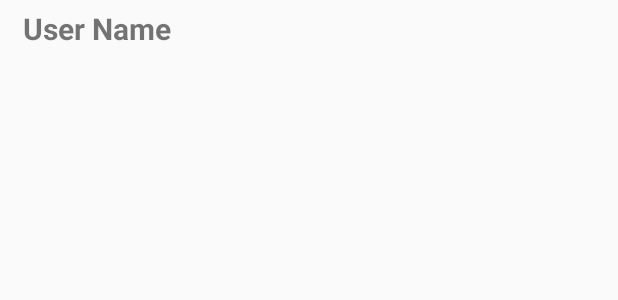
After one commit to UCSD-BetterU/BetterU, an Android app: the layout friend_item.xml on its own in the app's theme, with its tools: preview values and no code run, on a phone screen of 412 x 824 dp. The commit adds this screen. Shown: the top 300 px of the screen. Run offline under Robolectric (Android 15) with nearby library versions, the phone set to English and light mode, and no system bars.

Commit message:
Show friend list

```diff
--- a/app/src/main/java/com/betteru/ucsd/myapplication4/FBGraphAPICallback.java
+++ b/app/src/main/java/com/betteru/ucsd/myapplication4/FBGraphAPICallback.java
@@ -7,6 +7,8 @@ package com.betteru.ucsd.myapplication4;
 import com.facebook.FacebookRequestError;
 import com.facebook.GraphResponse;
 
+import org.json.JSONException;
+
 /**
  * Callback for Graph API calls made using GraphAPICall object to easily handle
  * successful responses and errors.
@@ -15,7 +17,7 @@ public interface FBGraphAPICallback {
     /**
      * Called when GraphAPICall returned successfully.
      */
-    void handleResponse (GraphResponse response);
+    void handleResponse (GraphResponse response) throws JSONException;
 
     /**
      * Called when GraphAPICall returned with an error.
--- /dev/null
+++ b/app/src/main/res/layout/friend_item.xml
@@ -0,0 +1,28 @@
+<?xml version="1.0" encoding="utf-8"?>
+<RelativeLayout xmlns:android="http://schemas.android.com/apk/res/android"
+    android:layout_width="match_parent"
+    android:layout_height="wrap_content"
+    xmlns:tools="http://schemas.android.com/tools">
+
+    <LinearLayout
+        android:layout_width="match_parent"
+        android:layout_height="50dp"
+        android:layout_alignParentTop="true"
+        android:layout_marginLeft="10dp"
+        android:orientation="horizontal"
+        android:padding="5dp"
+        android:weightSum="1">
+
+        <TextView
+            android:id="@+id/friend_name"
+            android:layout_width="32dp"
+            android:layout_height="match_parent"
+            android:layout_weight="0.42"
+            android:textAlignment="textStart"
+            android:textSize="20sp"
+            android:textStyle="bold"
+            tools:text="User Name" />
+
+    </LinearLayout>
+
+</RelativeLayout>
```
Also changed, not shown: app/src/main/java/com/betteru/ucsd/myapplication4/FBGraphAPICall.java (+26 -6 lines), app/src/main/java/com/betteru/ucsd/myapplication4/FriendsAdapter.java (added, +69 -0 lines), app/src/main/java/com/betteru/ucsd/myapplication4/FriendsFragment.java (+45 -1 lines), app/src/main/java/com/betteru/ucsd/myapplication4/LoginActivity.java (+45 -4 lines), app/src/main/res/layout/fragment_friends.xml (+12 -8 lines).
